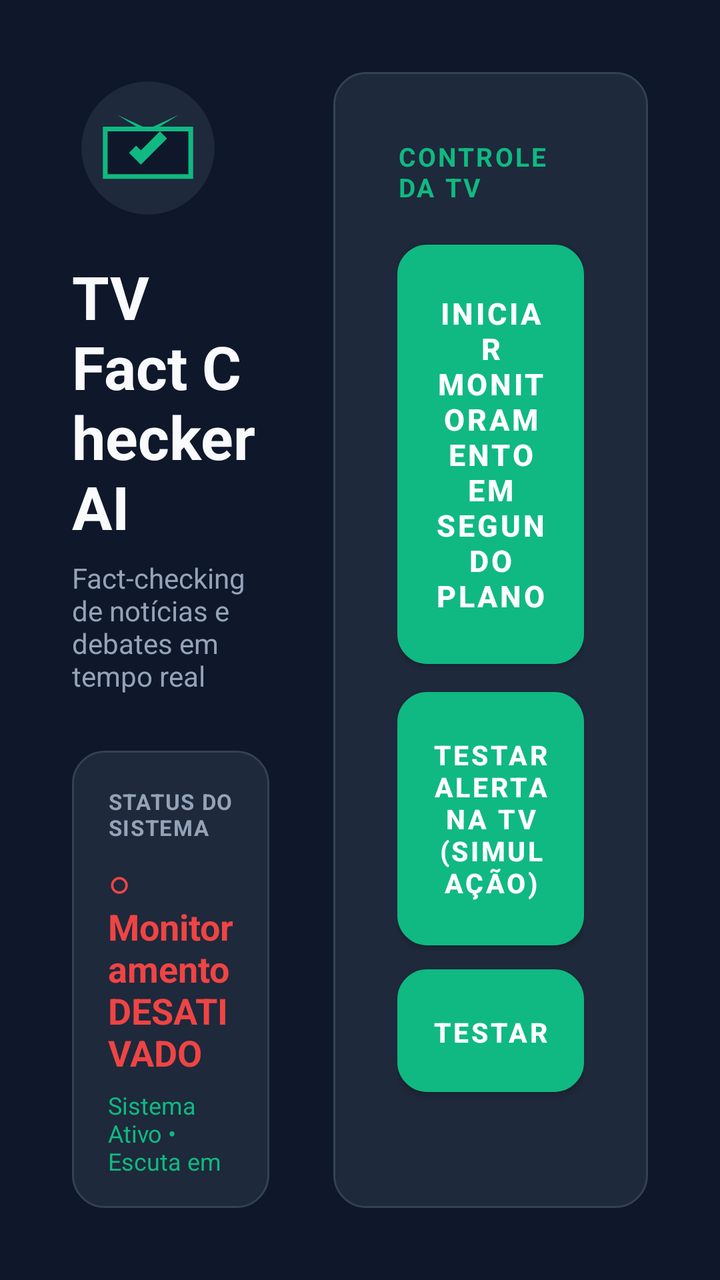
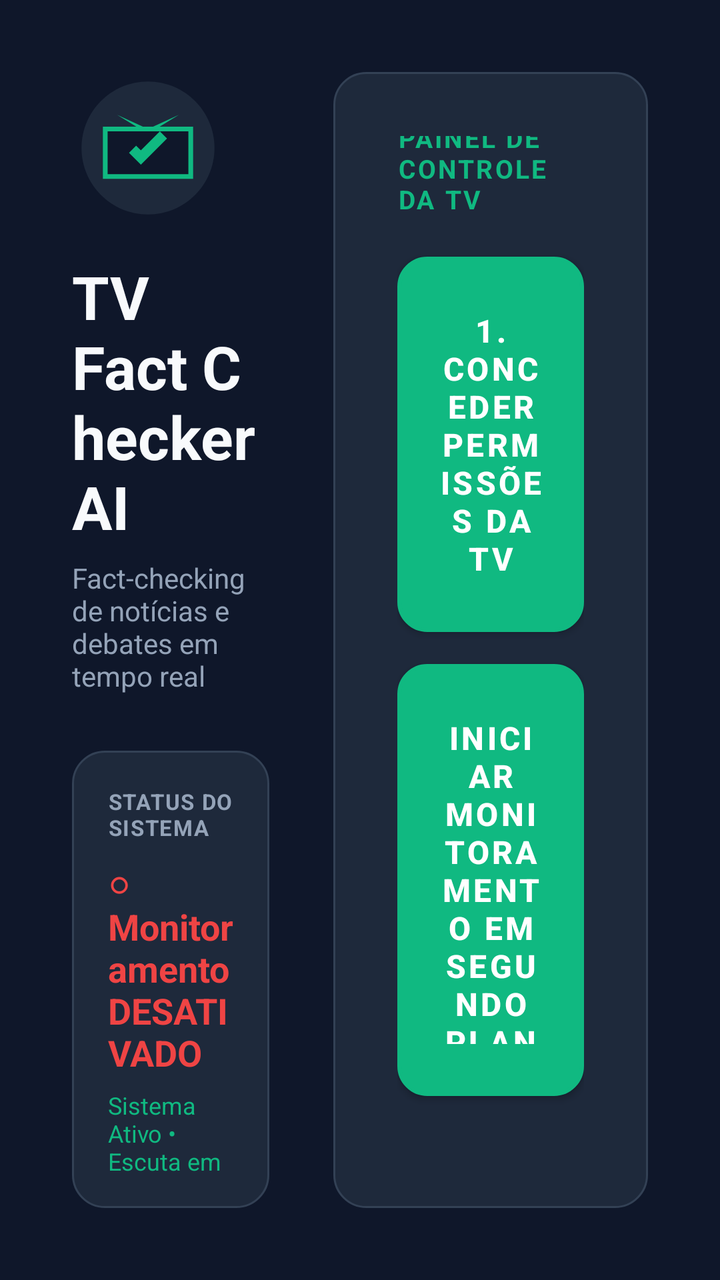

The first picture is an Android layout as it rendered before a commit; the second is the same layout after the commit. The layout source and the unified diff follow.
<!-- AndroidManifest.xml: application theme Theme.TVFactChecker -->
<!-- res/layout/activity_main.xml -->
<?xml version="1.0" encoding="utf-8"?>
<LinearLayout xmlns:android="http://schemas.android.com/apk/res/android"
    android:layout_width="match_parent"
    android:layout_height="match_parent"
    android:orientation="horizontal"
    android:background="@color/background_tv"
    android:padding="36dp"
    android:baselineAligned="false">

    
    <LinearLayout
        android:layout_width="0dp"
        android:layout_height="match_parent"
        android:layout_weight="1"
        android:orientation="vertical"
        android:gravity="center_vertical"
        android:paddingEnd="32dp">

        <ImageView
            android:layout_width="76dp"
            android:layout_height="76dp"
            android:src="@drawable/ic_factcheck_logo"
            android:contentDescription="@string/app_name"
            android:layout_marginBottom="16dp" />

        <TextView
            android:layout_width="wrap_content"
            android:layout_height="wrap_content"
            android:text="@string/app_name"
            android:textColor="@color/text_primary"
            android:textSize="30sp"
            android:textStyle="bold" />

        <TextView
            android:layout_width="wrap_content"
            android:layout_height="wrap_content"
            android:text="@string/app_tagline"
            android:textColor="@color/text_secondary"
            android:textSize="14sp"
            android:layout_marginTop="6dp" />

        
        <LinearLayout
            android:layout_width="match_parent"
            android:layout_height="wrap_content"
            android:orientation="vertical"
            android:background="@drawable/bg_card_tv"
            android:padding="18dp"
            android:layout_marginTop="28dp">

            <TextView
                android:layout_width="wrap_content"
                android:layout_height="wrap_content"
                android:text="STATUS DO SISTEMA"
                android:textColor="@color/text_secondary"
                android:textSize="11sp"
                android:textStyle="bold"
                android:letterSpacing="0.05" />

            <TextView
                android:id="@+id/tvStatus"
                android:layout_width="wrap_content"
                android:layout_height="wrap_content"
                android:text="@string/status_service_stopped"
                android:textColor="@color/accent_red"
                android:textSize="18sp"
                android:textStyle="bold"
                android:layout_marginTop="8dp" />

            <TextView
                android:id="@+id/tvStats"
                android:layout_width="wrap_content"
                android:layout_height="wrap_content"
                android:text="Sistema Ativo • Escuta em Português (pt-BR)"
                android:textColor="@color/primary"
                android:textSize="12sp"
                android:layout_marginTop="6dp" />
        </LinearLayout>

    </LinearLayout>

    
    <LinearLayout
        android:layout_width="0dp"
        android:layout_height="match_parent"
        android:layout_weight="1.2"
        android:orientation="vertical"
        android:gravity="center_vertical"
        android:background="@drawable/bg_card_tv"
        android:padding="32dp">

        <TextView
            android:layout_width="wrap_content"
            android:layout_height="wrap_content"
            android:text="PAINEL DE CONTROLE DA TV"
            android:textColor="@color/primary"
            android:textSize="13sp"
            android:textStyle="bold"
            android:letterSpacing="0.08"
            android:layout_marginBottom="20dp" />

        
        <Button
            android:id="@+id/btnToggleService"
            android:layout_width="match_parent"
            android:layout_height="wrap_content"
            android:text="@string/btn_start_service"
            android:textColor="#FFFFFF"
            android:background="@drawable/bg_button_selector"
            android:padding="18dp"
            android:textStyle="bold"
            android:textSize="15sp"
            android:layout_marginBottom="14dp"
            android:focusable="true"
            android:focusableInTouchMode="true"
            android:nextFocusDown="@id/btnTestOverlay" />

        
        <Button
            android:id="@+id/btnTestOverlay"
            android:layout_width="match_parent"
            android:layout_height="wrap_content"
            android:text="@string/btn_test_overlay"
            android:textColor="#FFFFFF"
            android:background="@drawable/bg_button_selector"
            android:padding="16dp"
            android:textStyle="bold"
            android:textSize="13.5sp"
            android:layout_marginBottom="12dp"
            android:focusable="true"
            android:focusableInTouchMode="true"
            android:nextFocusUp="@id/btnToggleService"
            android:nextFocusDown="@id/btnTestPolitical" />

        
        <Button
            android:id="@+id/btnTestPolitical"
            android:layout_width="match_parent"
            android:layout_height="wrap_content"
            android:text="Testar: Debate Político (Lula x Flávio Bolsonaro)"
            android:textColor="#FFFFFF"
            android:background="@drawable/bg_button_selector"
            android:padding="16dp"
            android:textStyle="bold"
            android:textSize="13.5sp"
            android:layout_marginBottom="12dp"
            android:focusable="true"
            android:focusableInTouchMode="true"
            android:nextFocusUp="@id/btnTestOverlay"
            android:nextFocusDown="@id/btnCaptureManchete" />

        
        <Button
            android:id="@+id/btnCaptureManchete"
            android:layout_width="match_parent"
            android:layout_height="wrap_content"
            android:text="📺 Capturar e Checar Manchete da TV"
            android:textColor="#FFFFFF"
            android:background="@drawable/bg_button_selector"
            android:padding="16dp"
            android:textStyle="bold"
            android:textSize="13.5sp"
            android:layout_marginBottom="12dp"
            android:focusable="true"
            android:focusableInTouchMode="true"
            android:nextFocusUp="@id/btnTestPolitical"
            android:nextFocusDown="@id/btnGrantOverlay" />

        
        <Button
            android:id="@+id/btnGrantOverlay"
            android:layout_width="match_parent"
            android:layout_height="wrap_content"
            android:text="@string/btn_permission_overlay"
            android:textColor="#FFFFFF"
            android:background="@drawable/bg_button_selector"
            android:padding="16dp"
            android:textStyle="bold"
            android:textSize="13sp"
            android:focusable="true"
            android:focusableInTouchMode="true"
            android:nextFocusUp="@id/btnCaptureManchete" />

        <TextView
            android:layout_width="match_parent"
            android:layout_height="wrap_content"
            android:text="Dica: Use as setas do controle remoto para navegar. O botão selecionado ficará iluminado em verde com contorno branco."
            android:textColor="@color/text_secondary"
            android:textSize="11sp"
            android:layout_marginTop="16dp" />

    </LinearLayout>

</LinearLayout>
<!-- resources referenced by this layout -->
<resources>
  <color name="accent_red">#EF4444</color>
  <color name="background_tv">#0F172A</color>
  <color name="primary">#10B981</color>
  <color name="text_primary">#F8FAFC</color>
  <color name="text_secondary">#94A3B8</color>
  <!-- drawable bg_button_selector (drawable) -->
  <?xml version="1.0" encoding="utf-8"?>
  <selector xmlns:android="http://schemas.android.com/apk/res/android">
      
      <item android:state_focused="true">
          <shape android:shape="rectangle">
              <solid android:color="#10B981" />
              <corners android:radius="14dp" />
              <stroke android:width="4dp" android:color="#FFFFFF" />
          </shape>
      </item>
      
      <item android:state_pressed="true">
          <shape android:shape="rectangle">
              <solid android:color="#059669" />
              <corners android:radius="14dp" />
              <stroke android:width="2dp" android:color="#10B981" />
          </shape>
      </item>
      
      <item>
          <shape android:shape="rectangle">
              <solid android:color="#1E293B" />
              <corners android:radius="14dp" />
              <stroke android:width="2dp" android:color="#334155" />
          </shape>
      </item>
  </selector>
  <!-- drawable bg_card_tv (drawable) -->
  <?xml version="1.0" encoding="utf-8"?>
  <shape xmlns:android="http://schemas.android.com/apk/res/android"
      android:shape="rectangle">
      <solid android:color="@color/surface_tv" />
      <corners android:radius="16dp" />
      <stroke android:width="1dp" android:color="#334155" />
  </shape>
  <!-- drawable ic_factcheck_logo (drawable) -->
  <vector xmlns:android="http://schemas.android.com/apk/res/android"
      android:width="128dp"
      android:height="128dp"
      android:viewportWidth="128"
      android:viewportHeight="128">
      
      <path
          android:fillColor="#1E293B"
          android:pathData="M64,8 C94.928,8 120,33.072 120,64 C120,94.928 94.928,120 64,120 C33.072,120 8,94.928 8,64 C8,33.072 33.072,8 64,8 Z" />
      
      <path
          android:fillColor="#10B981"
          android:pathData="M38,36 L64,52 L90,36 L64,48 Z" />
      
      <path
          android:fillColor="#0F172A"
          android:strokeColor="#10B981"
          android:strokeWidth="4"
          android:pathData="M28,48 H100 V88 H28 Z" />
      
      <path
          android:fillColor="#10B981"
          android:pathData="M48,68 L58,78 L80,56 L74,50 L58,66 L54,62 Z" />
  </vector>
  <string name="app_name">TV Fact Checker AI</string>
  <string name="app_tagline">Fact-checking de notícias e debates em tempo real</string>
  <string name="btn_permission_overlay">Conceder Permissão de Sobreposição</string>
  <string name="btn_start_service">Iniciar Monitoramento em Segundo Plano</string>
  <string name="btn_test_overlay">Testar Alerta na TV (Simulação)</string>
  <string name="status_service_stopped">○ Monitoramento DESATIVADO</string>
  <style name="Theme.TVFactChecker" parent="Theme.MaterialComponents.NoActionBar">
          <item name="colorPrimary">@color/primary</item>
          <item name="colorPrimaryVariant">@color/primary_variant</item>
          <item name="colorSecondary">@color/secondary</item>
          <item name="android:windowBackground">@color/background_tv</item>
          <item name="android:textColorPrimary">@color/text_primary</item>
          <item name="android:textColorSecondary">@color/text_secondary</item>
      </style>
  <color name="surface_tv">#1E293B</color>
  <color name="primary_variant">#059669</color>
  <color name="secondary">#06B6D4</color>
</resources>

<!-- the commit's change to res/layout/activity_main.xml (unified diff, before → after) -->
@@ -101,92 +101,43 @@
 
         
         <Button
+            android:id="@+id/btnGrantPermissions"
+            android:layout_width="match_parent"
+            android:layout_height="wrap_content"
+            android:text="1. Conceder Permissões da TV"
+            android:textColor="#FFFFFF"
+            android:background="@drawable/bg_button_selector"
+            android:padding="20dp"
+            android:textStyle="bold"
+            android:textSize="16sp"
+            android:layout_marginBottom="16dp"
+            android:focusable="true"
+            android:focusableInTouchMode="true"
+            android:nextFocusDown="@id/btnToggleService" />
+
+        
+        <Button
             android:id="@+id/btnToggleService"
             android:layout_width="match_parent"
             android:layout_height="wrap_content"
             android:text="@string/btn_start_service"
             android:textColor="#FFFFFF"
             android:background="@drawable/bg_button_selector"
-            android:padding="18dp"
+            android:padding="20dp"
             android:textStyle="bold"
-            android:textSize="15sp"
-            android:layout_marginBottom="14dp"
+            android:textSize="16sp"
+            android:layout_marginBottom="16dp"
             android:focusable="true"
             android:focusableInTouchMode="true"
-            android:nextFocusDown="@id/btnTestOverlay" />
-
-        
-        <Button
-            android:id="@+id/btnTestOverlay"
-            android:layout_width="match_parent"
-            android:layout_height="wrap_content"
-            android:text="@string/btn_test_overlay"
-            android:textColor="#FFFFFF"
-            android:background="@drawable/bg_button_selector"
-            android:padding="16dp"
-            android:textStyle="bold"
-            android:textSize="13.5sp"
-            android:layout_marginBottom="12dp"
-            android:focusable="true"
-            android:focusableInTouchMode="true"
-            android:nextFocusUp="@id/btnToggleService"
-            android:nextFocusDown="@id/btnTestPolitical" />
-
-        
-        <Button
-            android:id="@+id/btnTestPolitical"
-            android:layout_width="match_parent"
-            android:layout_height="wrap_content"
-            android:text="Testar: Debate Político (Lula x Flávio Bolsonaro)"
-            android:textColor="#FFFFFF"
-            android:background="@drawable/bg_button_selector"
-            android:padding="16dp"
-            android:textStyle="bold"
-            android:textSize="13.5sp"
-            android:layout_marginBottom="12dp"
-            android:focusable="true"
-            android:focusableInTouchMode="true"
-            android:nextFocusUp="@id/btnTestOverlay"
-            android:nextFocusDown="@id/btnCaptureManchete" />
-
-        
-        <Button
-            android:id="@+id/btnCaptureManchete"
-            android:layout_width="match_parent"
-            android:layout_height="wrap_content"
-            android:text="📺 Capturar e Checar Manchete da TV"
-            android:textColor="#FFFFFF"
-            android:background="@drawable/bg_button_selector"
-            android:padding="16dp"
-            android:textStyle="bold"
-            android:textSize="13.5sp"
-            android:layout_marginBottom="12dp"
-            android:focusable="true"
-            android:focusableInTouchMode="true"
-            android:nextFocusUp="@id/btnTestPolitical"
-            android:nextFocusDown="@id/btnGrantOverlay" />
-
-        
-        <Button
-            android:id="@+id/btnGrantOverlay"
-            android:layout_width="match_parent"
-            android:layout_height="wrap_content"
-            android:text="@string/btn_permission_overlay"
-            android:textColor="#FFFFFF"
-            android:background="@drawable/bg_button_selector"
-            android:padding="16dp"
-            android:textStyle="bold"
-            android:textSize="13sp"
-            android:focusable="true"
-            android:focusableInTouchMode="true"
-            android:nextFocusUp="@id/btnCaptureManchete" />
+            android:nextFocusUp="@id/btnGrantPermissions" />
 
         <TextView
             android:layout_width="match_parent"
             android:layout_height="wrap_content"
-            android:text="Dica: Use as setas do controle remoto para navegar. O botão selecionado ficará iluminado em verde com contorno branco."
+            android:text="Como funciona:\n1. Clique em 'Conceder Permissões' para autorizar sobreposição, áudio e captura da TV.\n2. Inicie o monitoramento. A flag permanecerá sempre visível no canto da tela (Escutando áudio -> Processando -> Checando fatos -> Card de alerta)."
             android:textColor="@color/text_secondary"
-            android:textSize="11sp"
+            android:textSize="12sp"
+            android:lineSpacingExtra="4dp"
             android:layout_marginTop="16dp" />
 
     </LinearLayout>
<!-- resource entries referenced after the edit -->
@@ -68,9 +68,7 @@
   </vector>
   <string name="app_name">TV Fact Checker AI</string>
   <string name="app_tagline">Fact-checking de notícias e debates em tempo real</string>
-  <string name="btn_permission_overlay">Conceder Permissão de Sobreposição</string>
   <string name="btn_start_service">Iniciar Monitoramento em Segundo Plano</string>
-  <string name="btn_test_overlay">Testar Alerta na TV (Simulação)</string>
   <string name="status_service_stopped">○ Monitoramento DESATIVADO</string>
   <style name="Theme.TVFactChecker" parent="Theme.MaterialComponents.NoActionBar">
           <item name="colorPrimary">@color/primary</item>
